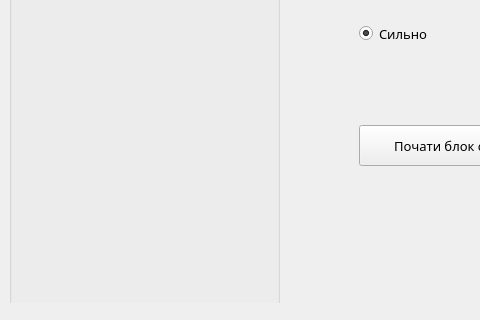
Above: main.ui from Spalletto/programmer-skills before the change; both pictures show x 0 to 480 and y 214 to 534 of the 1109 by 534 pixel window. Below: the same form after it.
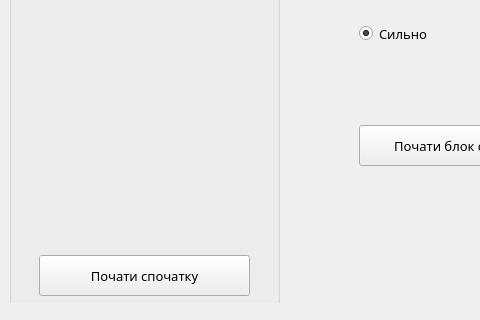
That is the form after the change. The open tabs and pages were chosen to show the change.

Commit message: added restart game button

```diff
--- a/main.ui
+++ b/main.ui
@@ -188,6 +188,24 @@
         <string>Користувач -</string>
        </property>
       </widget>
+      <widget class="QPushButton" name="restart_game_button">
+       <property name="geometry">
+        <rect>
+         <x>30</x>
+         <y>460</y>
+         <width>211</width>
+         <height>41</height>
+        </rect>
+       </property>
+       <property name="font">
+        <font>
+         <family>Fira Code Light</family>
+        </font>
+       </property>
+       <property name="text">
+        <string>Почати спочатку</string>
+       </property>
+      </widget>
      </widget>
      <widget class="QLabel" name="question_label">
       <property name="geometry">
```
Left out of the diff: 4 changed lines with no effect on the pictures. The commit also changes 2 other files.
